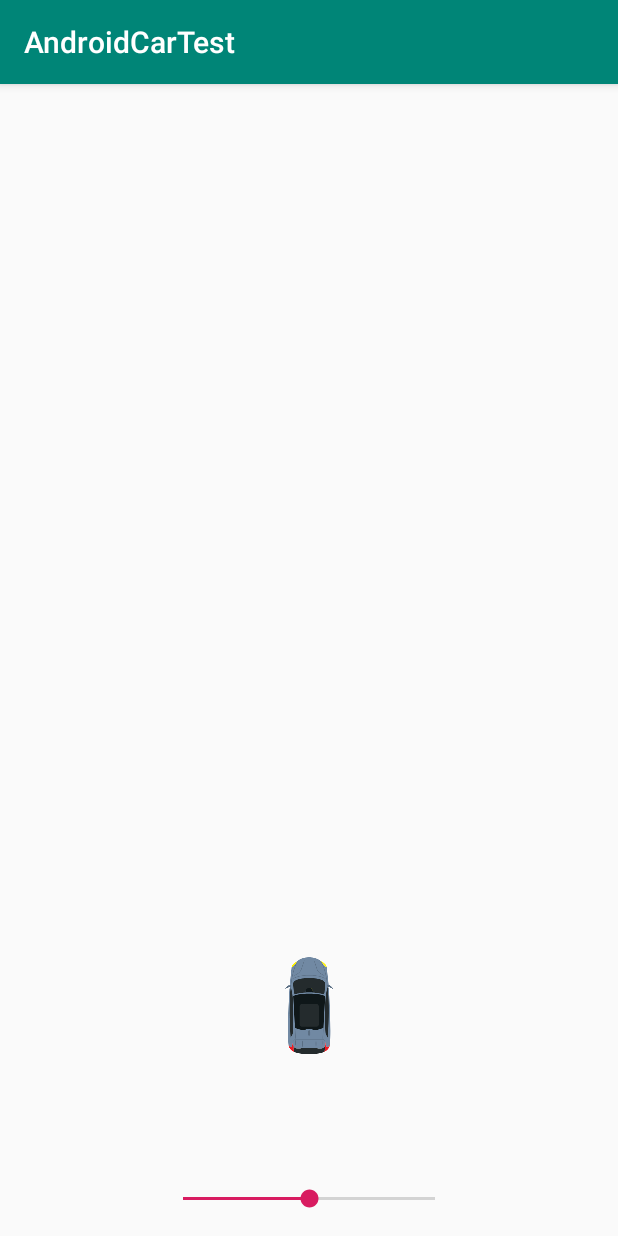
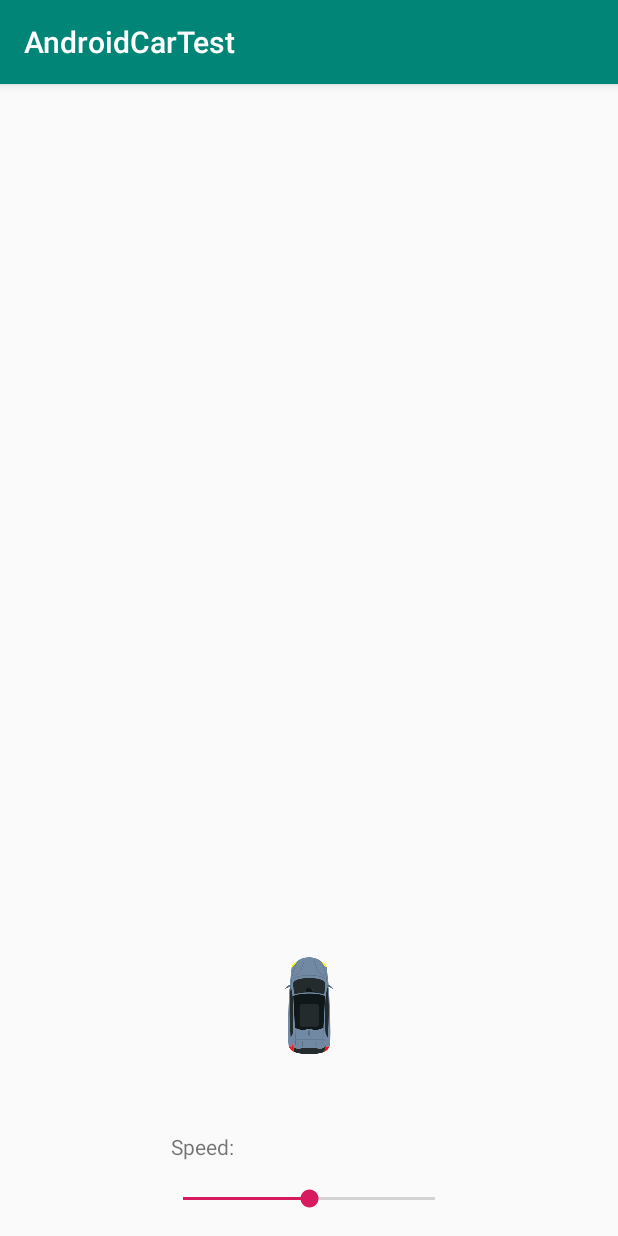
Before and after one commit to ShadyRover/AndroidCar, an Android app: the screen it shows after launch (CarPlayGroundActivity), on a phone screen of 412 x 824 dp. Run offline under Robolectric (Android 15) with nearby library versions, the phone set to English and light mode, and no system bars; our stand-ins replace Dagger/Hilt's generated code; libraries missing offline, so code that uses them is left out: com.arellomobile.mvp; 3 statements that could not run were skipped.

Commit message:
Add speed label

```diff
--- a/app/src/main/res/layout/activity_main.xml
+++ b/app/src/main/res/layout/activity_main.xml
@@ -25,4 +25,14 @@
 		app:layout_constraintEnd_toEndOf="parent"
 		app:layout_constraintStart_toStartOf="parent" />
 
+	<TextView
+		android:id="@+id/textView"
+		android:layout_width="wrap_content"
+		android:layout_height="wrap_content"
+		android:layout_marginBottom="16dp"
+		android:layout_marginStart="8dp"
+		android:text="@string/speed_text"
+		app:layout_constraintBottom_toTopOf="@+id/seekBar"
+		app:layout_constraintStart_toStartOf="@+id/seekBar" />
+
 </androidx.constraintlayout.widget.ConstraintLayout>
--- a/app/src/main/res/values/strings.xml
+++ b/app/src/main/res/values/strings.xml
@@ -1,3 +1,4 @@
 <resources>
     <string name="app_name">AndroidCarTest</string>
+    <string name="speed_text">Speed:</string>
 </resources>
```
